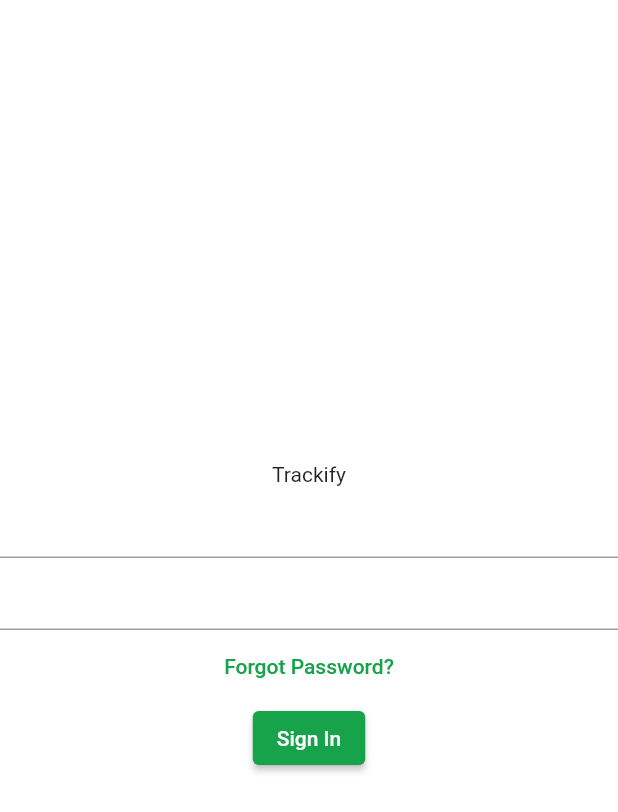
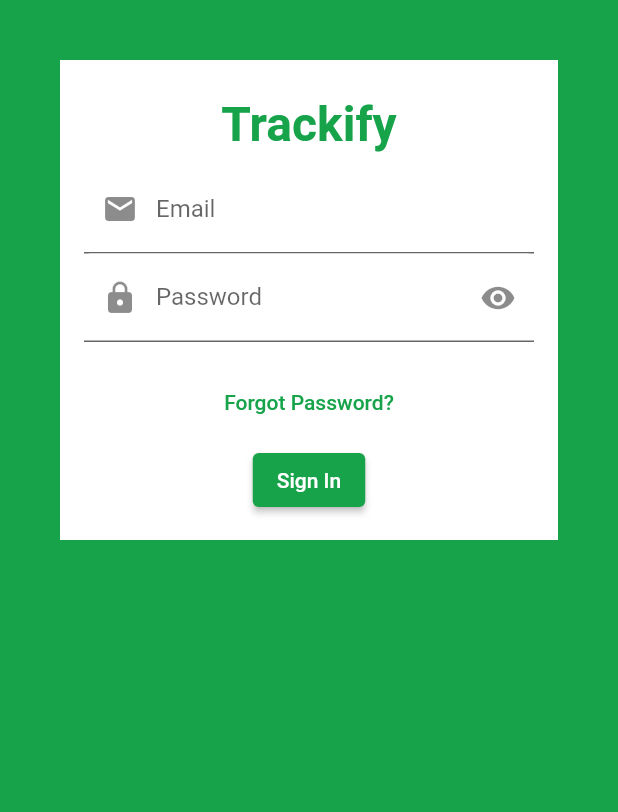
Before and after one commit to istaqom/trackify, a Flutter app: the screen it shows after launch, on a phone screen of 412 x 824 dp. Shown: the top 812 px of the screen. Run offline on Flutter 3.47's test engine with Material 2 defaults, Android fonts, the phone set to English and light mode, and no system bars.

Commit message:
Login Page Done :D

```diff
--- a/lib/loginpage.dart
+++ b/lib/loginpage.dart
@@ -3,28 +3,87 @@ import 'package:flutter/src/widgets/container.dart';
 import 'package:flutter/src/widgets/framework.dart';
 
 class Login extends StatefulWidget {
-  const Login({super.key});
+  const Login({super.key, this.suffixIcon});
+  final List<Widget>? suffixIcon;
 
   @override
   State<Login> createState() => _LoginState();
 }
 
 class _LoginState extends State<Login> {
+  bool showPassword = false;
+
   @override
   Widget build(BuildContext context) {
     return Scaffold(
-      body: Column(
-        mainAxisAlignment: MainAxisAlignment.center,
-        crossAxisAlignment: CrossAxisAlignment.center,
-        children: [
-          Text("Trackify"),
-          TextFormField(),
-          TextFormField(),
-          TextButton(onPressed: () {
-
-          }, child: Text("Forgot Password?") ),
-          ElevatedButton(onPressed: () {}, child: Text("Sign In"))
-        ],
+      backgroundColor: Theme.of(context).primaryColor,
+      body: Container(
+        margin: const EdgeInsets.all(40.0),
+        padding: const EdgeInsets.all(16.0),
+        color: Colors.white,
+        height: 320.0,
+        child: Column(
+          mainAxisAlignment: MainAxisAlignment.center,
+          crossAxisAlignment: CrossAxisAlignment.center,
+          children: [
+            Padding(
+              padding: const EdgeInsets.symmetric(vertical: 8.0),
+              child: Text(
+                "Trackify",
+                style: TextStyle(
+                  fontSize: 32,
+                  color: Theme.of(context).primaryColor,
+                  fontWeight: FontWeight.w600
+                ),
+              ),
+            ),
+            TextFormField(
+              decoration: InputDecoration(
+                  prefixIcon: const Icon(Icons.email),
+                  labelText: "Email",
+                  filled: true,
+                  fillColor: Colors.white,
+                  hintText: "example@gmail.com",
+                  hintStyle: TextStyle(color: Theme.of(context).primaryColor)),
+              style: TextStyle(color: Theme.of(context).primaryColor)
+            ),
+            TextFormField(
+              decoration: InputDecoration(
+                  suffixIcon: Row(
+                    mainAxisSize: MainAxisSize.min,
+                    children: <Widget>[
+                      IconButton(
+                        icon: Builder(builder: (context) {
+                          if (showPassword) {
+                            return const Icon(Icons.visibility_off);
+                          } else {
+                            return const Icon(Icons.visibility);
+                          }
+                        }),
+                        onPressed: () {
+                          setState(() {
+                            showPassword = !showPassword;
+                          });
+                        },
+                      ),
+                      ...widget.suffixIcon ?? [],
+                    ],
+                  ),
+                  prefixIcon: const Icon(Icons.lock),
+                  labelText: "Password",
+                  filled: true,
+                  fillColor: Colors.white,
+                  hintStyle: TextStyle(color: Theme.of(context).primaryColor)),
+              obscureText: !showPassword,
+              style: TextStyle(color: Theme.of(context).primaryColor)
+            ),
+            Padding(
+              padding: const EdgeInsets.only(top: 16.0, bottom: 4.0),
+              child: TextButton(onPressed: () {}, child: Text("Forgot Password?")),
+            ),
+            ElevatedButton(onPressed: () {}, child: Text("Sign In"))
+          ],
+        ),
       ),
     );
   }
```
